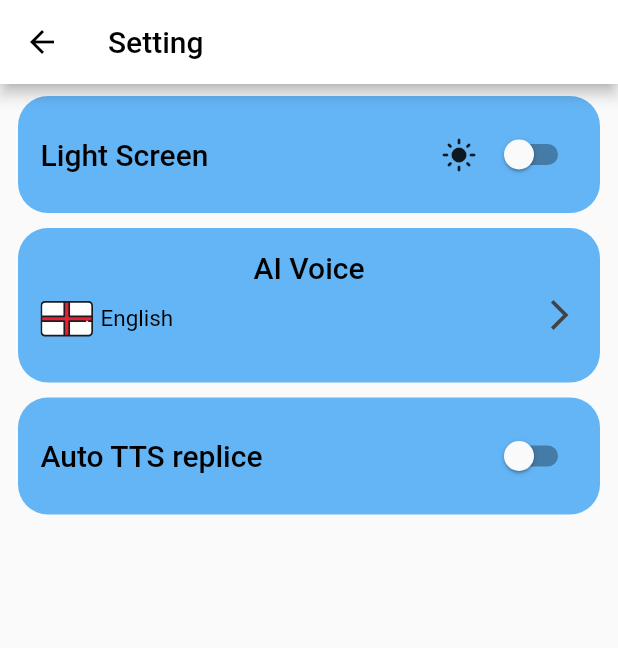
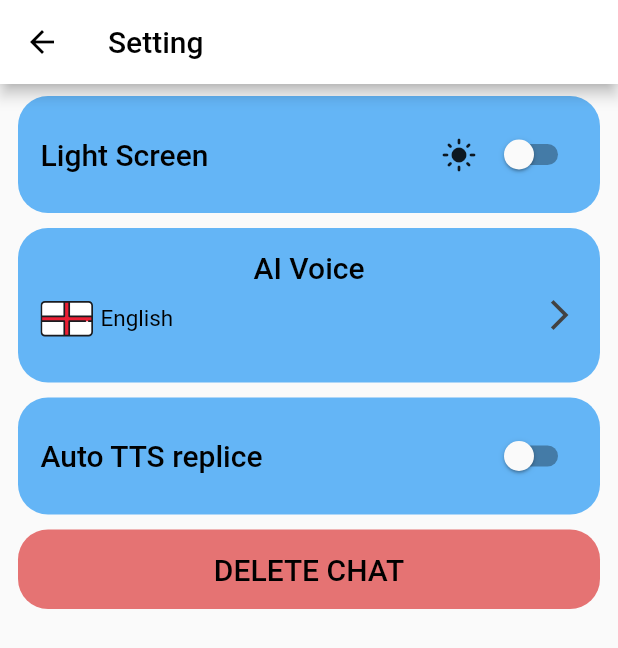
Before and after one commit to 19127437/chatGPT, a Flutter app: the screen it shows after launch, after a tap on the "settings" icon, on a phone screen of 412 x 824 dp. Shown: the top 648 px of the screen. Run offline on Flutter 3.47's test engine with Material 2 defaults, Android fonts, the phone set to English and light mode, and no system bars; our stand-ins replace flutter_riverpod, flutter_svg, flutter_tts, shared_preferences; missing offline and left inert: chat_gpt_sdk.

Commit message:
Delete chat local and send list history response GPT service

```diff
--- a/lib/models/chatModel.dart
+++ b/lib/models/chatModel.dart
@@ -1,4 +1,5 @@
-import 'package:flutter/material.dart';
+
+// ignore_for_file: file_names
 
 class ChatModel{
   final String message;
--- a/lib/providers/ActiveTheme.dart
+++ b/lib/providers/ActiveTheme.dart
@@ -1,6 +1,5 @@
+// ignore_for_file: file_names
 import 'package:flutter_riverpod/flutter_riverpod.dart';
-import 'package:shared_preferences/shared_preferences.dart';
-
 
 final activeTheme = StateProvider((ref) =>  Themes.light);
 
--- a/lib/providers/TextToSpeech.dart
+++ b/lib/providers/TextToSpeech.dart
@@ -1,3 +1,5 @@
+// ignore_for_file: file_names
+
 import 'package:shared_preferences/shared_preferences.dart';
 Future<String> getLocalLanguage() async{
   final prefs = await SharedPreferences.getInstance();
--- a/lib/view/ChatScreen.dart
+++ b/lib/view/ChatScreen.dart
@@ -1,4 +1,3 @@
-import 'dart:convert';
 
 import 'package:chatgpt/models/chatModel.dart';
 import 'package:chatgpt/providers/ChatProvider.dart';
@@ -7,7 +6,6 @@ import 'package:chatgpt/widgets/MyAppBar.dart';
 import 'package:chatgpt/widgets/TextAndVoiceField.dart';
 import 'package:flutter/material.dart';
 import 'package:flutter_riverpod/flutter_riverpod.dart';
-import 'package:shared_preferences/shared_preferences.dart';
 
 class ChatScreen extends StatefulWidget {
   const ChatScreen({super.key});
@@ -17,17 +15,20 @@ class ChatScreen extends StatefulWidget {
 }
 
 class _ChatScreenState extends State<ChatScreen> {
-  ScrollController _scrollController = ScrollController();
-  final Future<SharedPreferences> _prefs = SharedPreferences.getInstance();
+  final ScrollController _scrollController = ScrollController();
   late Future<String> listLocal;
+  List<ChatModel> chatModels = listChatModel;
+
 
   @override
   void initState() {
     super.initState();
+    getChatModel();
+    chatsProvider;
     WidgetsBinding.instance.addPostFrameCallback((_) {
       _scrollController.animateTo(
         _scrollController.position.maxScrollExtent,
-        duration: Duration(milliseconds: 300),
+        duration: const Duration(milliseconds: 300),
         curve: Curves.easeOut,
       );
     });
@@ -36,20 +37,21 @@ class _ChatScreenState extends State<ChatScreen> {
   @override
   Widget build(BuildContext context) {
     return Scaffold(
-      appBar: MyAppBar(),
+      appBar: const MyAppBar(),
       body: Column(
         children: [
           Expanded(
             child: Consumer(
               builder: (context, ref , child) {
-                final chats = ref.watch(chatsProvider);
                 WidgetsBinding.instance.addPostFrameCallback((_) {
                   _scrollController.animateTo(
                     _scrollController.position.maxScrollExtent,
-                    duration: Duration(milliseconds: 300),
+                    duration: const Duration(milliseconds: 300),
                     curve: Curves.easeOut,
                   );
                 });
+                final chats = ref.watch(chatsProvider);
+                getChatModel();
                 return ListView.builder(
                     controller: _scrollController,
                     itemCount: listChatModel.length,
--- a/lib/view/Setting.dart
+++ b/lib/view/Setting.dart
@@ -1,17 +1,15 @@
 import 'dart:convert';
 
-import 'package:chatgpt/providers/ChatProvider.dart';
-import 'package:chatgpt/widgets/ChatItem.dart';
-import 'package:chatgpt/widgets/MyAppBar.dart';
-import 'package:chatgpt/widgets/TextAndVoiceField.dart';
+import 'package:chatgpt/view/ChatScreen.dart';
 import 'package:flutter/material.dart';
 import 'package:flutter_riverpod/flutter_riverpod.dart';
 import 'package:chatgpt/widgets/ThemeSwitch.dart';
 import 'package:chatgpt/providers/ActiveTheme.dart';
 import 'package:flutter_svg/svg.dart';
-import 'package:flutter_riverpod/flutter_riverpod.dart';
 import 'package:chatgpt/providers/TextToSpeech.dart';
 import 'package:shared_preferences/shared_preferences.dart';
+
+import '../providers/ChatProvider.dart';
 
 class Setting extends StatefulWidget {
   const Setting({super.key});
@@ -26,7 +24,6 @@ const textToSpeech = [
 class _SettingState extends State<Setting> {
 
   bool _isExpanded = false;
-  bool _isEnabled = false;
   bool check = true;
 
   @override
@@ -53,7 +50,7 @@ class _SettingState extends State<Setting> {
                 ),
                 child:Row(
                   children: [
-                    Text(
+                    const Text(
                       'Light Screen',
                       style: TextStyle(
                         color: Colors.black, fontSize: 20, fontWeight: FontWeight.w500
@@ -66,15 +63,15 @@ class _SettingState extends State<Setting> {
                             Consumer(
                                 builder: (context, ref , child) => Icon(ref.watch(activeTheme) == Themes.dark ? Icons.dark_mode : Icons.light_mode)
                             ),
-                            SizedBox(width: 8,),
-                            ThemeSwitch(),
+                            const SizedBox(width: 8,),
+                            const ThemeSwitch(),
                           ],
                         )
                     ),
                   ],
                 )
               ),
-              SizedBox(height: 10,),
+              const SizedBox(height: 10,),
               Container(
                   padding: const EdgeInsets.all(15),
                   constraints: BoxConstraints( maxWidth: MediaQuery.of(context).size.width),
@@ -94,7 +91,7 @@ class _SettingState extends State<Setting> {
                         children: [
                           Column(
                             children: [
-                              SizedBox(height: 5,),
+                              const SizedBox(height: 5,),
                               Row(
                                 children: [
                                   SvgPicture.asset(
@@ -103,7 +100,7 @@ class _SettingState extends State<Setting> {
                                     width: 35,
                                     height: 35,
                                   ),
-                                  SizedBox(width: 5,),
+                                  const SizedBox(width: 5,),
                                   Text(
                                     setLanguage.toString() == "en-US" ?  'English' : 'Vietnamese',
                                     style: const TextStyle(
@@ -134,7 +131,7 @@ class _SettingState extends State<Setting> {
 
                         ],
                       ),
-                      SizedBox(height: 10,),
+                      const SizedBox(height: 10,),
                       if (_isExpanded)
                         Wrap(
                             spacing: 6,
@@ -143,9 +140,9 @@ class _SettingState extends State<Setting> {
                               textToSpeech.length,
                                   (index) =>Column(
                                     children: [
-                                      SizedBox(height: 10,),
+                                      const SizedBox(height: 10,),
                                       InkWell(
-                                          onTap: () async {
+                                          onTap: (  ) async {
                                             final prefs = await SharedPreferences.getInstance();
                                             await prefs.setString('setLanguage', jsonDecode(textToSpeech[index].toString())["id"]);
                                             setLanguage = prefs.getString('setLanguage')?? "en-US";
@@ -161,13 +158,13 @@ class _SettingState extends State<Setting> {
                                                 width: 35,
                                                 height: 35,
                                               ),
-                                              SizedBox(width: 10,),
-                                              Text( jsonDecode(textToSpeech[index].toString())["name"] ,  style: TextStyle(fontSize: 16,
+                                              const SizedBox(width: 10,),
+                                              Text( jsonDecode(textToSpeech[index].toString())["name"] ,  style: const TextStyle(fontSize: 16,
                                               ),),
                                             ],
                                           )
                                       ),
-                                      SizedBox(height: 10,),
+                                      const SizedBox(height: 10,),
                                       Container(
                                         height: 1,
                                         decoration: const BoxDecoration(
@@ -186,7 +183,7 @@ class _SettingState extends State<Setting> {
                     ],
                   ),
               ),
-              SizedBox(height: 10,),
+              const SizedBox(height: 10,),
               Container(
                   padding: const EdgeInsets.all(15),
                   constraints: BoxConstraints( maxWidth: MediaQuery.of(context).size.width),
@@ -211,7 +208,6 @@ class _SettingState extends State<Setting> {
                                 onChanged: (value) {
                                   setState(() {
                                     autoSpeech = !autoSpeech;
-                                    print(autoSpeech);
                                   });
                                 },
                               ),
@@ -221,6 +217,36 @@ class _SettingState extends State<Setting> {
                     ],
                   )
               ),
+              const SizedBox(height: 10,),
+              Consumer(
+                builder: (context, ref , child ){
+                  return InkWell(
+                    onTap: () async {
+                      deleteChatModel();
+                      Navigator.pushReplacement(context, MaterialPageRoute(builder: (_) => const ChatScreen()));
+                    },
+                    child: Container(
+                        padding: const EdgeInsets.all(15),
+                        constraints: BoxConstraints( maxWidth: MediaQuery.of(context).size.width),
+                        decoration: BoxDecoration(
+                            color: Colors.red.shade300,
+                            borderRadius: BorderRadius.circular(20)
+                        ),
+                        child: Row(
+                          mainAxisAlignment: MainAxisAlignment.center,
+                          children:  const [
+                            Text(
+                              'DELETE CHAT',
+                              style: TextStyle(
+                                  color: Colors.black, fontSize: 20, fontWeight: FontWeight.w500
+                              ),
+                            ),
+                          ],
+                        )
+                    ),
+                  );
+                },
+              ),
             ],
           ),
         )
--- a/lib/widgets/MyAppBar.dart
+++ b/lib/widgets/MyAppBar.dart
@@ -1,8 +1,5 @@
-import 'package:chatgpt/providers/ActiveTheme.dart';
 import 'package:chatgpt/view/Setting.dart';
-import 'package:chatgpt/widgets/ThemeSwitch.dart';
 import 'package:flutter/material.dart';
-import 'package:flutter_riverpod/flutter_riverpod.dart';
 
 class MyAppBar extends StatelessWidget implements PreferredSizeWidget {
   const MyAppBar({Key? key}) : super(key: key);
@@ -23,11 +20,11 @@ class MyAppBar extends StatelessWidget implements PreferredSizeWidget {
             onPressed: () {
               Navigator.push(
                 context,
-                MaterialPageRoute(builder: (context) => Setting()),
+                MaterialPageRoute(builder: (context) => const Setting()),
               );
             },
           ),
-          SizedBox(width: 4,),
+          const SizedBox(width: 4,),
         ],)
       ],
     );
--- a/lib/widgets/TextAndVoiceField.dart
+++ b/lib/widgets/TextAndVoiceField.dart
@@ -22,12 +22,12 @@ class _TextAndVoiceFieldState extends ConsumerState<TextAndVoiceField> {
   InputMode _inputMode = InputMode.voice;
   var reply = false;
   final _messageController = TextEditingController();
-  AIHandler _openAi = AIHandler();
+  final AIHandler _openAi = AIHandler();
   @override
   Widget build(BuildContext context) {
     return Column(
       children: [
-        reply == false ? const Text('')  : Text('Watting...', style: TextStyle(fontSize: 17),),
+        reply == false ? const Text('')  : const Text('Watting...', style: TextStyle(fontSize: 17),),
         Row(
           children: [
             // _inputMode == InputMode.voice ? ToggleButton(inputMode: _inputMode,): SizedBox(),
```
Also changed, not shown: lib/providers/ChatProvider.dart (+8 -1 lines), lib/service/chatGPTService.dart (+31 -6 lines), lib/widgets/ChatItem.dart (+1 -12 lines), pubspec.lock.
